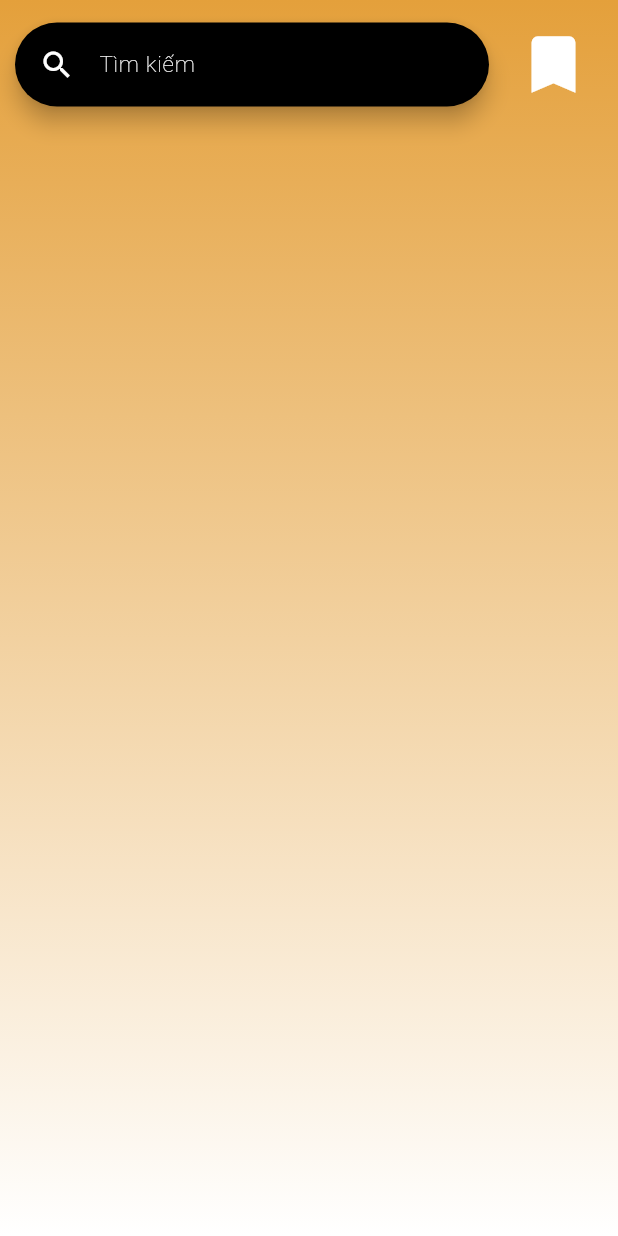
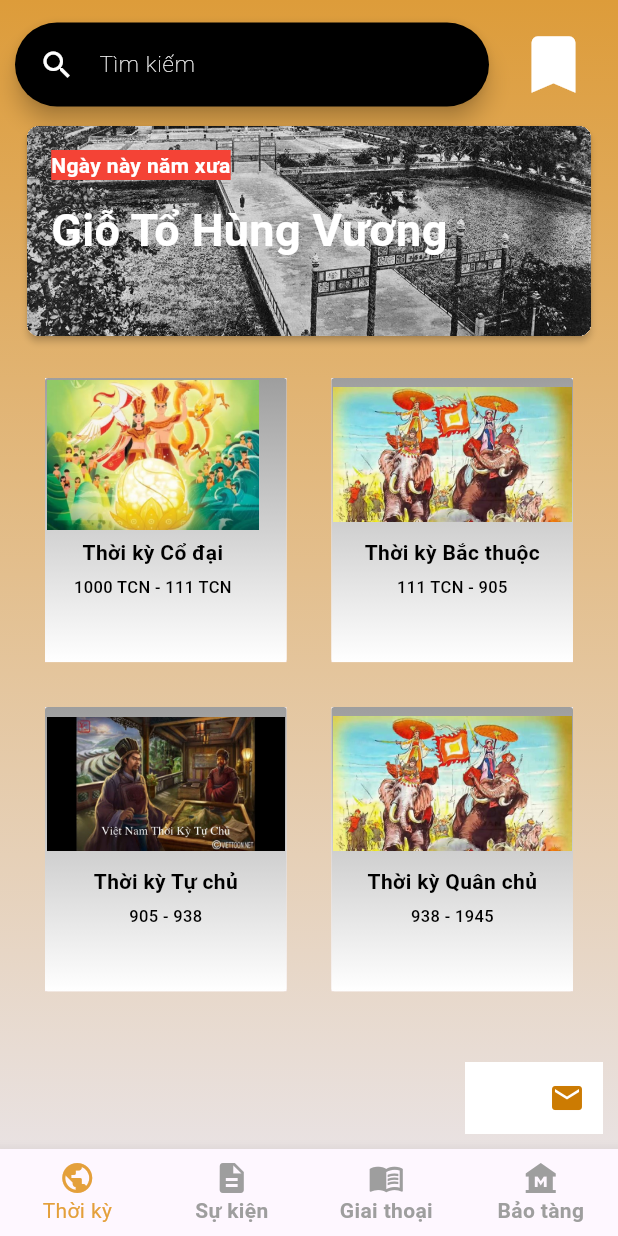
Before and after one commit to azthienaz/appLichSu, a Flutter app: the screen it shows after launch, on a phone screen of 412 x 824 dp. Run offline on Flutter 3.47's test engine with Material 3 defaults, Android fonts, the phone set to English and light mode, and no system bars; our stand-ins replace transparent_image.

Commit message:
Change structure for mainpage and Update main UI

```diff
--- /dev/null
+++ b/lib/data/period_data.dart
@@ -0,0 +1,25 @@
+import 'package:flutter/material.dart';
+import 'package:applichsu/model/period_model.dart';
+
+const periodData = {
+  PeriodModel(
+    image: AssetImage('assets/images/period1.png'),
+    period: "Thời kỳ Cổ đại",
+    time: "1000 TCN - 111 TCN"
+  ),
+  PeriodModel(
+    image: AssetImage('assets/images/period2.png'),
+    period: "Thời kỳ Bắc thuộc",
+    time: "111 TCN - 905"
+  ),
+  PeriodModel(
+    image: AssetImage('assets/images/period3.png'),
+    period: "Thời kỳ Tự chủ",
+    time: "905 - 938"
+  ),
+  PeriodModel(
+    image: AssetImage('assets/images/period2.png'),
+    period: "Thời kỳ Quân chủ",
+    time: "938 - 1945"
+  ),
+};
--- a/lib/home_page.dart
+++ b/lib/home_page.dart
@@ -1,7 +1,5 @@
 import 'package:flutter/material.dart';
-// import 'screens/login_page.dart';
-// import 'screens/settings_page.dart';
-import 'screens/bookmark_page.dart';
+import 'screens/period_page.dart';
 
 
 class HomePage extends StatefulWidget {
@@ -10,88 +8,76 @@ class HomePage extends StatefulWidget {
   _HomePageState createState() => _HomePageState();
 }
 class _HomePageState extends State<HomePage>{
+  int _screenIndex = 0;
+  static const TextStyle optionStyle =
+      TextStyle(fontSize: 30, fontWeight: FontWeight.bold, color: Colors.grey);
+  static const List<Widget> _widgetOptions = <Widget>[
+    PeriodPage(),
+    Text(
+      'Index 1: ThoiKy',
+      style: optionStyle
+    ),
+    Text(
+      'Index 2: GiaiThoai',
+      style: optionStyle
+    ),
+    Text(
+      'Index 3: BaoTang',
+      style: optionStyle
+    ),
+  ];
+
+  void _onItemTapped(int index) {
+    setState(() {
+      _screenIndex = index;
+    });
+  }
   @override
   Widget build(BuildContext context) {
 
     return
       Container(
         decoration: const BoxDecoration(
-            gradient: LinearGradient(
-                begin: Alignment.topCenter,
-                end: Alignment.bottomCenter,
-                colors: [Color.fromARGB(255, 228, 160, 59), Colors.white])),
+          gradient: LinearGradient(
+            begin: Alignment.topCenter,
+            end: Alignment.bottomCenter,
+            colors: [Color.fromARGB(255, 228, 160, 59), Colors.white])
+        ),
         child: Scaffold(
           backgroundColor: Colors.transparent,
-          body: Padding(
-            padding: const EdgeInsets.fromLTRB(10, 10, 10, 10),
-            child: Row(
-              children: [
-                Flexible(
-                  child: SearchAnchor(
-                    viewBackgroundColor: Colors.black,
-                    builder: (BuildContext context, SearchController controller)
-                    {
-                      return SearchBar(
-                        hintText: "Tìm kiếm",
-                        hintStyle: const WidgetStatePropertyAll(
-                          TextStyle(
-                            color: Colors.white,
-                            fontWeight: FontWeight.w100,
-                            fontStyle: FontStyle.normal,
-                            fontSize: 15,
-                          ),
-                        ),
-                        backgroundColor: const WidgetStatePropertyAll(Colors.black),
-                        controller: controller,
-                        padding: const WidgetStatePropertyAll<EdgeInsets>(
-                            EdgeInsets.symmetric(horizontal: 16.0)),
-                        onTap: () {
-                          controller.openView();
-                        },
-                        onChanged: (_) {
-                          controller.openView();
-                        },
-                        leading: const Icon(Icons.search, color: Colors.white,),
-
-                      );
-                    },
-                    suggestionsBuilder:
-                    (BuildContext context, SearchController controller) {
-                      return List<ListTile>.generate(5, (int index) {
-                        final String item = 'item $index';
-                        return ListTile(
-                          title: Text(item),
-                          onTap: () {
-                            setState(() {
-                              controller.closeView(item);
-                            });
-                          },
-                        );
-                      });
-                    }
-                  ),
-
+          body:
+            _widgetOptions.elementAt(_screenIndex),
+            bottomNavigationBar: BottomNavigationBar(
+              type: BottomNavigationBarType.fixed,
+              items: const <BottomNavigationBarItem>[
+                BottomNavigationBarItem(
+                  icon: Icon(Icons.public),
+                  label: 'Thời kỳ',
                 ),
-                const SizedBox(
-                  width: 10,
+                BottomNavigationBarItem(
+                  icon: Icon(Icons.description),
+                  label: 'Sự kiện',
                 ),
-                // Flexible(
-                  IconButton(
-                    color: Colors.white,
-                    iconSize: 50,
-                    onPressed: () {
-                      Navigator.push(
-                        context,
-                        MaterialPageRoute(builder: (context) => const BookmarkPage()),
-                      );
-                    },
-                    icon: const Icon(Icons.bookmark)
-                  ),
-                // ),
+                BottomNavigationBarItem(
+                  icon: Icon(Icons.menu_book),
+                  label: 'Giai thoại',
+                ),
+                BottomNavigationBarItem(
+                  icon: Icon(Icons.museum),
+                  label: 'Bảo tàng',
+                ),
               ],
+              currentIndex: _screenIndex,
+              unselectedItemColor: Colors.grey,
+              unselectedLabelStyle: const TextStyle
+                (
+                  color: Colors.grey,
+                  fontWeight: FontWeight.w700,
+                  fontSize: 14,
+                ),
+              selectedItemColor: const Color.fromARGB(255, 228, 160, 59),
+              onTap: _onItemTapped,
             ),
-
-          ),
         ),
       );
   }
--- /dev/null
+++ b/lib/model/period_model.dart
@@ -0,0 +1,12 @@
+import 'package:flutter/material.dart';
+class PeriodModel {
+  const PeriodModel({
+    required this.image,
+    required this.period,
+    required this.time,
+  });
+
+  final AssetImage image;
+  final String period;
+  final String time;
+}
--- /dev/null
+++ b/lib/screens/contact_page.dart
@@ -0,0 +1,17 @@
+import 'package:flutter/material.dart';
+
+class ContactPage extends StatelessWidget {
+  const ContactPage({super.key});
+
+  @override
+  Widget build(BuildContext context) {
+    return Scaffold(
+      appBar: AppBar(
+        title: const Text('Contact Page'),
+      ),
+      body: const Center(
+        child: Text('This is the Contact Page'),
+      ),
+    );
+  }
+}
--- /dev/null
+++ b/lib/screens/period_detail.dart
@@ -0,0 +1,17 @@
+import 'package:flutter/material.dart';
+
+class PeriodDetailPage extends StatelessWidget {
+  const PeriodDetailPage({super.key});
+
+  @override
+  Widget build(BuildContext context) {
+    return Scaffold(
+      appBar: AppBar(
+        title: const Text('Period Detail'),
+      ),
+      body: const Center(
+        child: Text('This is the Period Detail'),
+      ),
+    );
+  }
+}
--- /dev/null
+++ b/lib/screens/period_page.dart
@@ -0,0 +1,235 @@
+import 'package:applichsu/screens/contact_page.dart';
+import 'package:applichsu/screens/period_detail.dart';
+import 'package:flutter/material.dart';
+import 'bookmark_page.dart';
+import '../widgets/event.dart';
+import 'package:transparent_image/transparent_image.dart';
+import 'package:applichsu/data/period_data.dart';
+import 'package:applichsu/widgets/period.dart';
+
+class PeriodPage extends StatefulWidget {
+  const PeriodPage({super.key});
+  @override
+  _PeriodPageState createState() => _PeriodPageState();
+}
+class _PeriodPageState extends State<PeriodPage>{
+
+  void onSelectPeriodModel(){
+    Navigator.push(
+      context,
+      MaterialPageRoute(builder: (context) => const PeriodDetailPage()),
+    );
+  }
+
+  @override
+  Widget build(BuildContext context) {
+
+    return
+      Container(
+        decoration: const BoxDecoration(
+            gradient: LinearGradient(
+                begin: Alignment.topCenter,
+                end: Alignment.bottomCenter,
+                colors: [Color.fromARGB(255, 221, 156, 58), Color.fromARGB(255, 233, 226, 226)])),
+        child: Scaffold(
+          backgroundColor: Colors.transparent,
+          body: Padding(
+            padding: const EdgeInsets.fromLTRB(10, 10, 10, 10),
+            child: Column(
+              children: [
+                Row(
+                  // mainAxisSize: MainAxisSize.min,
+                  children: [
+                    Flexible(
+                      child: SearchAnchor(
+                        viewBackgroundColor: Colors.black,
+                        builder: (BuildContext context, SearchController controller)
+                        {
+                          return SearchBar(
+                            hintText: "Tìm kiếm",
+                            hintStyle: const WidgetStatePropertyAll(
+                              TextStyle(
+                                color: Colors.white,
+                                fontWeight: FontWeight.w100,
+                                fontStyle: FontStyle.normal,
+                                fontSize: 15,
+                              ),
+                            ),
+                            backgroundColor: const WidgetStatePropertyAll(Colors.black),
+                            controller: controller,
+                            padding: const WidgetStatePropertyAll<EdgeInsets>(
+                                EdgeInsets.symmetric(horizontal: 16.0)),
+                            onTap: () {
+                              controller.openView();
+                            },
+                            onChanged: (_) {
+                              controller.openView();
+                            },
+                            leading: const Icon(Icons.search, color: Colors.white,),
+
+                          );
+                        },
+                        suggestionsBuilder:
+                        (BuildContext context, SearchController controller) {
+                          return List<ListTile>.generate(3, (int index) {
+                            final String item = 'hentaiz.icu #$index';
+                            return ListTile(
+                              title: Text(item, style: const TextStyle(color: Colors.white)),
+                              onTap: () {
+                                setState(() {
+                                  controller.closeView(item);
+                                });
+                                Navigator.push(
+                                context,
+                                MaterialPageRoute(builder: (context) => const ContactPage()),
+                                  );
+                              },
+                            );
+                          });
+                        }
+                      ),
+
+                    ),
+                    const SizedBox(
+                      width: 10,
+                    ),
+                    // Flexible(
+                      IconButton(
+                        color: Colors.white,
+                        iconSize: 50,
+                        onPressed: () {
+                          Navigator.push(
+                            context,
+                            MaterialPageRoute(builder: (context) => const BookmarkPage()),
+                          );
+                        },
+                        icon: const Icon(Icons.bookmark)
+                      ),
+                    // ),
+                  ],
+                ),
+                Flexible(
+                  child: Column(
+                    mainAxisSize: MainAxisSize.min,
+                    mainAxisAlignment: MainAxisAlignment.center,
+                    children: [
+                      Card(
+                        margin: const EdgeInsets.all(8),
+                        shape: RoundedRectangleBorder(
+                          borderRadius: BorderRadius.circular(8),
+                        ),
+                        clipBehavior: Clip.hardEdge,
+                        elevation: 2,
+                        child: InkWell(
+                          onTap: () {
+                            Navigator.push(
+                              context,
+                              MaterialPageRoute(builder: (context) => const EventWidget()),
+                            );
+                          },
+                          child: Stack(
+                            children: [
+                              FadeInImage(
+                                placeholder: MemoryImage(kTransparentImage),
+                                image: const AssetImage('assets/images/hungvuong.png'),
+                                fit: BoxFit.cover,
+                                height: 140,
+                                width: double.infinity,
+                              ),
+                              Positioned(
+                                top: 10,
+                                left: 10,
+                                right: 10,
+                                child: Container(
+                                  padding:
+                                      const EdgeInsets.symmetric(vertical: 6, horizontal: 6),
+                                  child: Column(
+                                    children: [
+                                      Container(
+                                        alignment: Alignment.topLeft,
+                                        child: const Text(
+                                          "Ngày này năm xưa",
+                                          maxLines: 2,
+                                          textAlign: TextAlign.left,
+                                          softWrap: true,
+                                          overflow: TextOverflow.ellipsis, // Very long text ...
+                                          style: TextStyle(
+                                            fontSize: 14,
+                                            fontWeight: FontWeight.w600,
+                                            color: Colors.white,
+                                            backgroundColor: Colors.red,
+                                          ),
+                                        ),
+                                      ),
+                                      const SizedBox(height: 12),
+                                      Container(
+                                        alignment: Alignment.topLeft,
+                                        child: const Text(
+                                          "Giỗ Tổ Hùng Vương",
+                                          maxLines: 2,
+                                          textAlign: TextAlign.left,
+                                          softWrap: true,
+                                          overflow: TextOverflow.ellipsis, // Very long text ...
+                                          style: TextStyle(
+                                            fontSize: 30,
+                                            fontWeight: FontWeight.bold,
+                                            color: Colors.white,
+                                          ),
+                                        ),
+                                      ),
+                                    ],
+                                  )
+                                ),
+                              ),
+                            ],
+                          ),
+                        ),
+                      ),
+                      Expanded(
+                        child: GridView(
+                          padding: const EdgeInsets.all(20),
+                          gridDelegate: const SliverGridDelegateWithFixedCrossAxisCount(
+                            crossAxisCount: 2,
+                            childAspectRatio: 0.85,
+                            crossAxisSpacing: 30,
+                            mainAxisSpacing: 30,
+                          ),
+                          children: [
+                            for(final periodModel in periodData)
+                              PeriodWidget(
+                                periodModel: periodModel,
+                                onSelectPeriodModel: onSelectPeriodModel,
+                              ),
+                          ],
+                        ),
+                      ),
+
+                       Padding(
+                         padding: const EdgeInsets.only(left:300),
+                         child: Container(
+                            color: Colors.white,
+                            alignment: Alignment.bottomRight,
+                            child: IconButton(
+                              onPressed: () {
+                                Navigator.push(
+                                context,
+                                MaterialPageRoute(builder: (context) => const ContactPage()),
+                                  );
+                              },
+                              icon: const Icon(Icons.email, color: Color.fromARGB(255, 204, 123, 2),),
+                            ),
+                          ),
+                       ),
+
+                    ],
+                  ),
+                ),
+
+              ],
+            ),
+
+          ),
+        ),
+      );
+  }
+}
--- /dev/null
+++ b/lib/widgets/event.dart
@@ -0,0 +1,17 @@
+import 'package:flutter/material.dart';
+
+class EventWidget extends StatelessWidget {
+  const EventWidget({super.key});
+
+  @override
+  Widget build(BuildContext context) {
+    return Scaffold(
+      appBar: AppBar(
+        title: const Text('Event Widget'),
+      ),
+      body: const Center(
+        child: Text('This is the Event Widget'),
+      ),
+    );
+  }
+}
--- /dev/null
+++ b/lib/widgets/period.dart
@@ -0,0 +1,69 @@
+import 'package:flutter/material.dart';
+import 'package:applichsu/model/period_model.dart';
+
+
+class PeriodWidget extends StatelessWidget {
+  const PeriodWidget({
+    super.key,
+    required this.periodModel,
+    required this.onSelectPeriodModel,
+  });
+
+  final PeriodModel periodModel;
+  final void Function() onSelectPeriodModel;
+
+  @override
+  Widget build(BuildContext context) {
+    return Scaffold(
+      resizeToAvoidBottomInset: false,
+      body: SafeArea(
+        child: InkWell(
+          onTap: onSelectPeriodModel,
+          splashColor: Theme.of(context).primaryColor,
+          borderRadius: BorderRadius.circular(2),
+          child: Container(
+            alignment: Alignment.topLeft,
+            padding: const EdgeInsets.all(1),
+            decoration: BoxDecoration(
+              borderRadius: BorderRadius.circular(2),
+              gradient: const LinearGradient(
+                colors: [
+                  Colors.grey,
+                  Colors.white,
+                ],
+                begin: Alignment.topCenter,
+                end: Alignment.bottomCenter,
+              )
+            ),
+            child: Column(
+              mainAxisSize: MainAxisSize.min,
+              children: [
+                Image(image: periodModel.image, height: 100),
+                const SizedBox(height: 5),
+                Text(
+                  periodModel.period,
+                  textAlign: TextAlign.left,
+                  style: const TextStyle(
+                    fontWeight: FontWeight.bold,
+                    fontSize: 14,
+                    color: Colors.black,
+                  ),
+                ),
+                const SizedBox(height: 5),
+                Text(
+                  periodModel.time,
+                  textAlign: TextAlign.left,
+                  style: const TextStyle(
+                    fontWeight: FontWeight.w500,
+                    fontSize: 11,
+                    color: Colors.black,
+                  ),
+                ),
+              ],
+            ),
+          ),
+        ),
+      ),
+    );
+  }
+}
--- a/pubspec.yaml
+++ b/pubspec.yaml
@@ -35,6 +35,8 @@ dependencies:
   # The following adds the Cupertino Icons font to your application.
   # Use with the CupertinoIcons class for iOS style icons.
   cupertino_icons: ^1.0.6
+  google_fonts: ^4.0.3
+  transparent_image: ^2.0.1
 
 dev_dependencies:
   flutter_test:
```
Also changed, not shown: assets/images/gitgit.png (added), assets/images/hungvuong.png (added), assets/images/period1.png (added), assets/images/period2.png (added), assets/images/period3.png (added), pubspec.lock, 1 other file.
